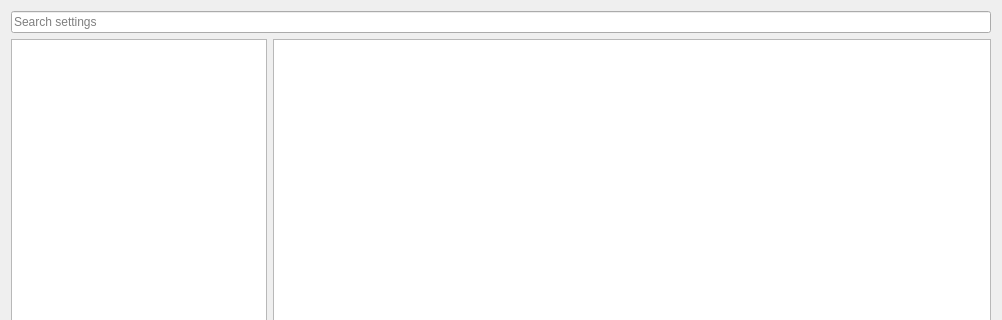
Old version of the form src/app/dialog_options.ui in the repository fougue/mayo; both pictures show x 0 to 1002 and y 0 to 320 of the 1002 by 686 pixel window.
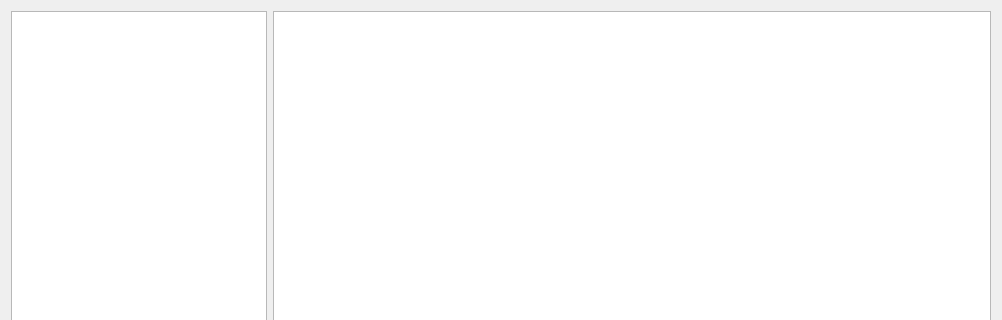
New version of the form.

Commit message: App: fix sync'ing property editors when restoring defaults in DialogOptions

```diff
--- a/src/app/dialog_options.ui
+++ b/src/app/dialog_options.ui
@@ -22,24 +22,14 @@
    <bool>true</bool>
   </property>
   <layout class="QGridLayout" name="gridLayout">
-   <item row="1" column="0">
+   <item row="0" column="0">
     <widget class="QTreeView" name="treeView_GroupSections">
      <attribute name="headerVisible">
       <bool>false</bool>
      </attribute>
     </widget>
    </item>
-   <item row="0" column="0" colspan="4">
-    <widget class="QLineEdit" name="edit_SearchSettings">
-     <property name="placeholderText">
-      <string>Search settings</string>
-     </property>
-     <property name="clearButtonEnabled">
-      <bool>true</bool>
-     </property>
-    </widget>
-   </item>
-   <item row="2" column="3">
+   <item row="1" column="3">
     <widget class="QDialogButtonBox" name="buttonBox">
      <property name="orientation">
       <enum>Qt::Horizontal</enum>
@@ -49,7 +39,7 @@
      </property>
     </widget>
    </item>
-   <item row="1" column="1" colspan="3">
+   <item row="0" column="1" colspan="3">
     <widget class="QListWidget" name="listWidget_Settings">
      <property name="sizePolicy">
       <sizepolicy hsizetype="Expanding" vsizetype="Expanding">
@@ -59,7 +49,7 @@
      </property>
     </widget>
    </item>
-   <item row="2" column="2">
+   <item row="1" column="2">
     <widget class="QWidget" name="widget_Spacer" native="true">
      <property name="sizePolicy">
       <sizepolicy hsizetype="Preferred" vsizetype="Preferred">
```
The commit also changes 3 other files.
